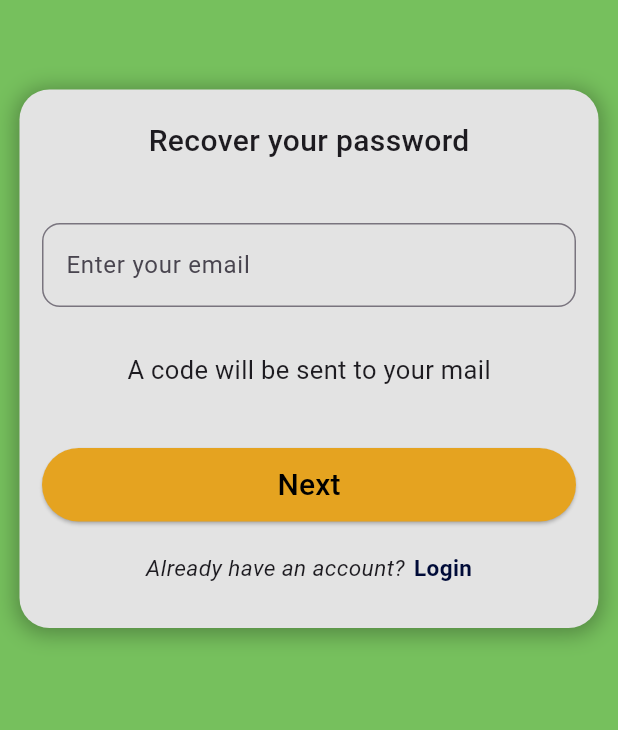
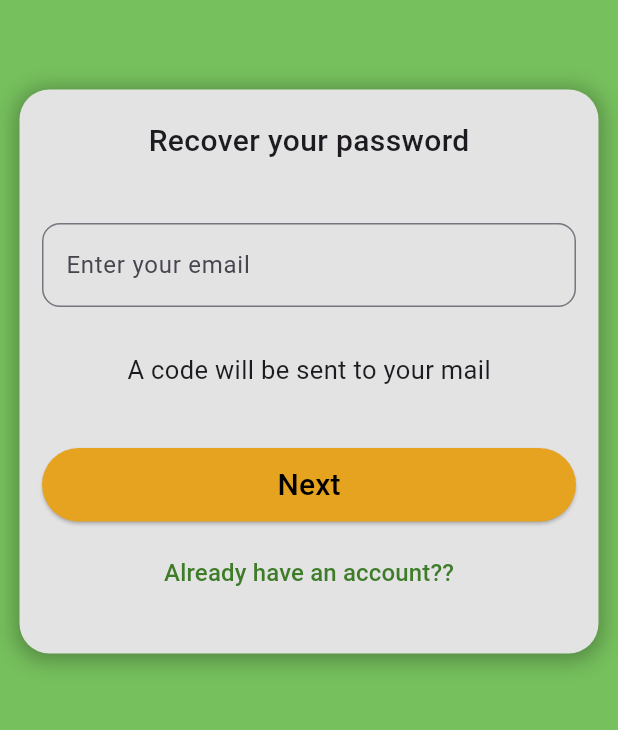
Before and after one commit to aryan123jung/ChautariKuraKani, a Flutter app: the ForgetPasswordScreen screen opened directly, on a phone screen of 412 x 824 dp, the part 377-1107 px from its top. Run offline on Flutter 3.47's test engine with Material 3 defaults, Android fonts, the phone set to English and light mode, and no system bars; our stand-ins replace lottie, pin_code_fields.

Commit message:
sprint 1 updated

```diff
--- a/lib/screens/forget_password/forget_password_screen.dart
+++ b/lib/screens/forget_password/forget_password_screen.dart
@@ -1,6 +1,7 @@
 import 'package:chautari_kurakani/screens/forget_password/forget_password_pin_screen.dart';
 import 'package:chautari_kurakani/screens/login_screen.dart';
 import 'package:chautari_kurakani/widgets/my_floating_button.dart';
+import 'package:chautari_kurakani/widgets/my_text_button.dart';
 import 'package:chautari_kurakani/widgets/my_text_field.dart';
 import 'package:flutter/material.dart';
 
@@ -111,53 +112,64 @@ class _ForgetPasswordScreenState extends State<ForgetPasswordScreen> {
                               Text(
                                 "Recover your password",
                                 style: TextStyle(
-                                  fontSize: isTablet? 25: 20,
+                                  fontSize: isTablet ? 25 : 20,
                                   fontWeight: FontWeight.w500,
                                 ),
                               ),
 
-
-
                               SizedBox(height: 40),
 
-
-                              MyTextfield(controller: emailController, text: "Enter your email", errorText: "Please enter your mail"),
+                              MyTextfield(
+                                controller: emailController,
+                                text: "Enter your email",
+                                errorText: "Please enter your mail",
+                              ),
 
                               SizedBox(height: 30),
 
-                              Text("A code will be sent to your mail",style: TextStyle(fontSize: 17,fontWeight:isTablet? FontWeight.bold: FontWeight.w400),),
+                              Text(
+                                "A code will be sent to your mail",
+                                style: TextStyle(
+                                  fontSize: 17,
+                                  fontWeight: isTablet
+                                      ? FontWeight.bold
+                                      : FontWeight.w400,
+                                ),
+                              ),
 
                               SizedBox(height: 40),
 
                               Padding(
-                                padding:  EdgeInsets.fromLTRB(isTablet?100:0,0,isTablet?100:0,0),
+                                padding: EdgeInsets.fromLTRB(
+                                  isTablet ? 100 : 0,
+                                  0,
+                                  isTablet ? 100 : 0,
+                                  0,
+                                ),
                                 child: MyFloatingButton(
-                                    onPressed: () {Navigator.push(context, MaterialPageRoute(builder: (context)=>ForgetPasswordPinScreen()));},
-                                    text: "Next",color: const Color.fromARGB(255, 229, 163, 32),),
+                                  onPressed: () {
+                                    Navigator.push(
+                                      context,
+                                      MaterialPageRoute(
+                                        builder: (context) =>
+                                            ForgetPasswordPinScreen(),
+                                      ),
+                                    );
+                                  },
+                                  text: "Next",
+                                  color: const Color.fromARGB(
+                                    255,
+                                    229,
+                                    163,
+                                    32,
+                                  ),
+                                ),
                               ),
 
-                              SizedBox(height: 20),
+                              SizedBox(height: isTablet ? 0 : 10),
 
-                              // Row(
-                              //   children: [
-                              //     Text("Already have an account?",style: TextStyle(fontSize: 16),),
-                              //     MyTextButton(onPressed: (){Navigator.push(context, MaterialPageRoute(builder: (context)=>LoginScreen()));},
-                              //     text: "Login",fontSize: 17,),
-                              //   ],
-                              // )
-                             Row(
-                  mainAxisAlignment: MainAxisAlignment.center,
-                  children: [
-                    Text(
-                      "Already have an account?",
-                      style: TextStyle(
-                        fontStyle: FontStyle.italic,
-                        fontSize: 15,
-                      ),
-                    ),
-                    SizedBox(width: 6),
-                    GestureDetector(
-                      onTap: () {
+                              MyTextButton(
+                                onPressed: () {
                                   Navigator.push(
                                     context,
                                     MaterialPageRoute(
@@ -165,18 +177,14 @@ class _ForgetPasswordScreenState extends State<ForgetPasswordScreen> {
                                     ),
                                   );
                                 },
-                      child: const Text(
-                        "Login",
-                        style: TextStyle(
-                          fontWeight: FontWeight.bold,
-                          color: Color(0xFF000B38),
-                          fontSize: 15,
+                                text: "Already have an account??",
+                                textColor: const Color.fromARGB(
+                                  255,
+                                  63,
+                                  124,
+                                  42,
                                 ),
                               ),
-                    ),
-                  ],
-                  ),
-
                             ],
                           ),
                         ),
@@ -196,10 +204,16 @@ class _ForgetPasswordScreenState extends State<ForgetPasswordScreen> {
                 //   shape: BoxShape.circle,
                 // ),
                 child: IconButton(
-                  icon: const Icon(Icons.arrow_back,
-                      color: Colors.black, size: 26),
+                  icon: const Icon(
+                    Icons.arrow_back,
+                    color: Colors.black,
+                    size: 26,
+                  ),
                   onPressed: () {
-                    Navigator.push(context, MaterialPageRoute(builder: (context) => LoginScreen()));
+                    Navigator.push(
+                      context,
+                      MaterialPageRoute(builder: (context) => LoginScreen()),
+                    );
                   },
                 ),
               ),
--- a/lib/screens/login_screen.dart
+++ b/lib/screens/login_screen.dart
@@ -1,4 +1,5 @@
 import 'package:chautari_kurakani/screens/forget_password/forget_password_screen.dart';
+import 'package:chautari_kurakani/screens/home_screen.dart';
 import 'package:chautari_kurakani/screens/signup/signup_screen.dart';
 import 'package:chautari_kurakani/widgets/my_floating_button.dart';
 import 'package:chautari_kurakani/widgets/my_outline_button.dart';
@@ -138,7 +139,9 @@ class _LoginScreenState extends State<LoginScreen> {
                           Padding(
                             padding:  EdgeInsets.fromLTRB(isTablet? 100: 0,0,isTablet? 100:0,0),
                             child: MyFloatingButton(
-                              onPressed: () {},
+                              onPressed: () {
+                                Navigator.push(context, MaterialPageRoute(builder: (context)=>HomeScreen()));
+                              },
                               text: "Log in",
                               color: const Color.fromARGB(255, 229, 163, 32),
                             ),
```
Also changed, not shown: lib/screens/home_screen.dart (+1 -6 lines), lib/screens/signup/signup_coverpicture_screen.dart (+6 -5 lines). Lines whose indentation alone changed are shown as unchanged.
